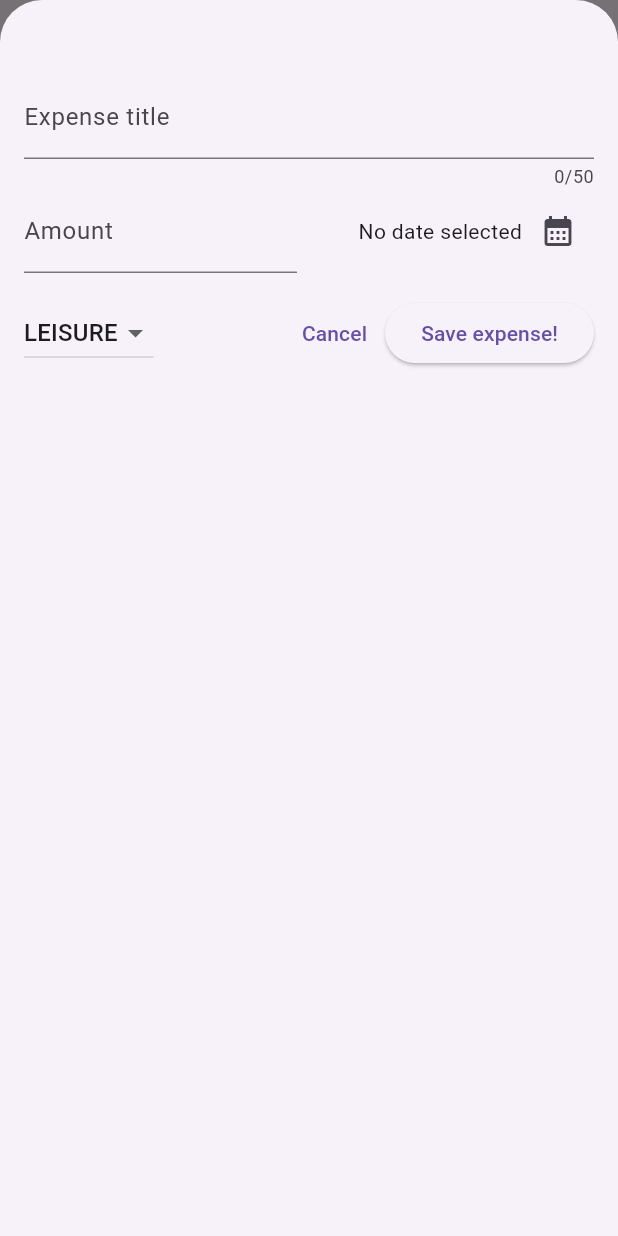
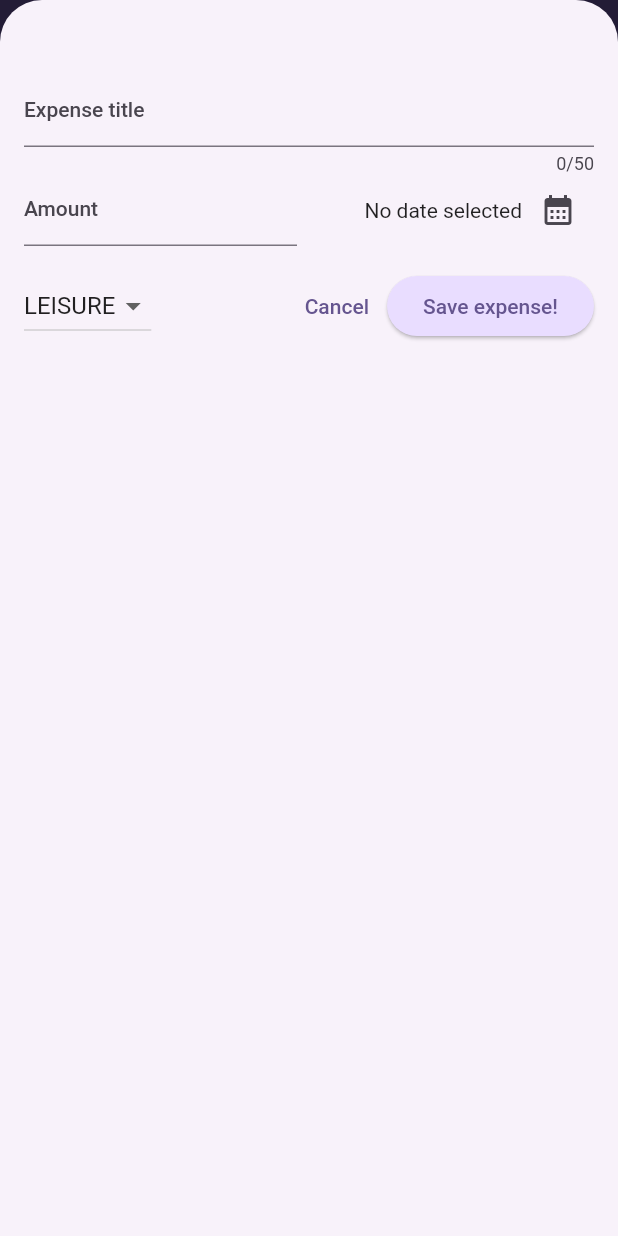
Before and after one commit to temevh/Flutter, a Flutter app: the screen it shows after launch, after a tap on the "add" icon, on a phone screen of 412 x 824 dp. Run offline on Flutter 3.47's test engine with Material 2 defaults, Android fonts, the phone set to English and light mode, and no system bars; our stand-ins replace google_fonts.

Commit message:
added theming

```diff
--- a/expensesTracker/expensetracker/lib/main.dart
+++ b/expensesTracker/expensetracker/lib/main.dart
@@ -1,10 +1,53 @@
 import 'package:flutter/material.dart';
 import 'package:expensetracker/widgets/expenses.dart';
+
+var kColorScheme = ColorScheme.fromSeed(
+  seedColor: const Color.fromARGB(255, 96, 59, 181),
+);
+
+var kDarkColorScheme = ColorScheme.fromSeed(
+  brightness: Brightness.dark,
+  seedColor: const Color.fromARGB(255, 6, 99, 125),
+);
 
 void main() {
   runApp(
     MaterialApp(
-      theme: ThemeData(useMaterial3: true),
+      darkTheme: ThemeData.dark().copyWith(
+        useMaterial3: true,
+        colorScheme: kDarkColorScheme,
+        cardTheme: const CardTheme().copyWith(
+            color: kDarkColorScheme.secondaryContainer,
+            margin: const EdgeInsets.all(8)),
+        elevatedButtonTheme: ElevatedButtonThemeData(
+          style: ElevatedButton.styleFrom(
+            backgroundColor: kDarkColorScheme.primaryContainer,
+          ),
+        ),
+      ),
+      theme: ThemeData().copyWith(
+          useMaterial3: true,
+          colorScheme: kColorScheme,
+          appBarTheme: const AppBarTheme().copyWith(
+            backgroundColor: kColorScheme.onPrimaryContainer,
+            foregroundColor: kColorScheme.primaryContainer,
+          ),
+          cardTheme: const CardTheme().copyWith(
+              color: kColorScheme.secondaryContainer,
+              margin: const EdgeInsets.all(8)),
+          elevatedButtonTheme: ElevatedButtonThemeData(
+            style: ElevatedButton.styleFrom(
+              backgroundColor: kColorScheme.primaryContainer,
+            ),
+          ),
+          textTheme: ThemeData().textTheme.copyWith(
+                titleLarge: TextStyle(
+                  fontWeight: FontWeight.bold,
+                  color: kColorScheme.onSecondaryContainer,
+                  fontSize: 16,
+                ),
+              )),
+      //themeMode: ThemeMode.system,
       home: const Expenses(),
     ),
   );
--- a/expensesTracker/expensetracker/lib/widgets/expenses.dart
+++ b/expensesTracker/expensetracker/lib/widgets/expenses.dart
@@ -41,8 +41,41 @@ class _ExpensesState extends State<Expenses> {
     });
   }
 
+  void _removeExpense(Expense expense) {
+    final expenseIndex = _registeredExpenses.indexOf(expense);
+    setState(() {
+      _registeredExpenses.remove(expense);
+    });
+    ScaffoldMessenger.of(context).clearSnackBars();
+    ScaffoldMessenger.of(context).showSnackBar(
+      SnackBar(
+        duration: const Duration(seconds: 3),
+        content: const Text("Expense deleted"),
+        action: SnackBarAction(
+          label: "Undo",
+          onPressed: () {
+            setState(() {
+              _registeredExpenses.insert(expenseIndex, expense);
+            });
+          },
+        ),
+      ),
+    );
+  }
+
   @override
   Widget build(BuildContext context) {
+    Widget mainContent = const Center(
+      child: Text("No expenses found"),
+    );
+
+    if (_registeredExpenses.isNotEmpty) {
+      mainContent = ExpensesList(
+        expenses: _registeredExpenses,
+        onRemoveExpense: _removeExpense,
+      );
+    }
+
     return Scaffold(
       appBar: AppBar(
         title: const Text("Flutter expense tracker"),
@@ -56,10 +89,7 @@ class _ExpensesState extends State<Expenses> {
       body: Column(
         children: [
           const Text("The chart"),
-          Expanded(
-              child: ExpensesList(
-            expenses: _registeredExpenses,
-          )),
+          Expanded(child: mainContent),
         ],
       ),
     );
--- a/expensesTracker/expensetracker/lib/widgets/expenses_list/expense_item.dart
+++ b/expensesTracker/expensetracker/lib/widgets/expenses_list/expense_item.dart
@@ -14,8 +14,12 @@ class ExpenseItem extends StatelessWidget {
           vertical: 16,
         ),
         child: Column(
+          crossAxisAlignment: CrossAxisAlignment.start,
           children: [
-            Text(expense.title),
+            Text(
+              expense.title,
+              style: Theme.of(context).textTheme.titleLarge,
+            ),
             const SizedBox(height: 4),
             Row(
               children: [
--- a/expensesTracker/expensetracker/lib/widgets/expenses_list/expenses_list.dart
+++ b/expensesTracker/expensetracker/lib/widgets/expenses_list/expenses_list.dart
@@ -4,14 +4,28 @@ import 'package:flutter/material.dart';
 import 'package:expensetracker/models/expense.dart';
 
 class ExpensesList extends StatelessWidget {
-  const ExpensesList({super.key, required this.expenses});
+  const ExpensesList(
+      {super.key, required this.expenses, required this.onRemoveExpense});
+
+  final void Function(Expense expense) onRemoveExpense;
 
   final List<Expense> expenses;
   @override
   Widget build(BuildContext context) {
     return ListView.builder(
       itemCount: expenses.length,
-      itemBuilder: (ctx, index) => ExpenseItem(expenses[index]),
+      itemBuilder: (ctx, index) => Dismissible(
+        key: ValueKey(expenses[index].id),
+        background: Container(
+          color: Theme.of(context).colorScheme.error,
+          margin: EdgeInsets.symmetric(
+              horizontal: Theme.of(context).cardTheme.margin!.horizontal),
+        ),
+        onDismissed: (direction) {
+          onRemoveExpense(expenses[index]);
+        },
+        child: ExpenseItem(expenses[index]),
+      ),
     );
   }
 }
```
